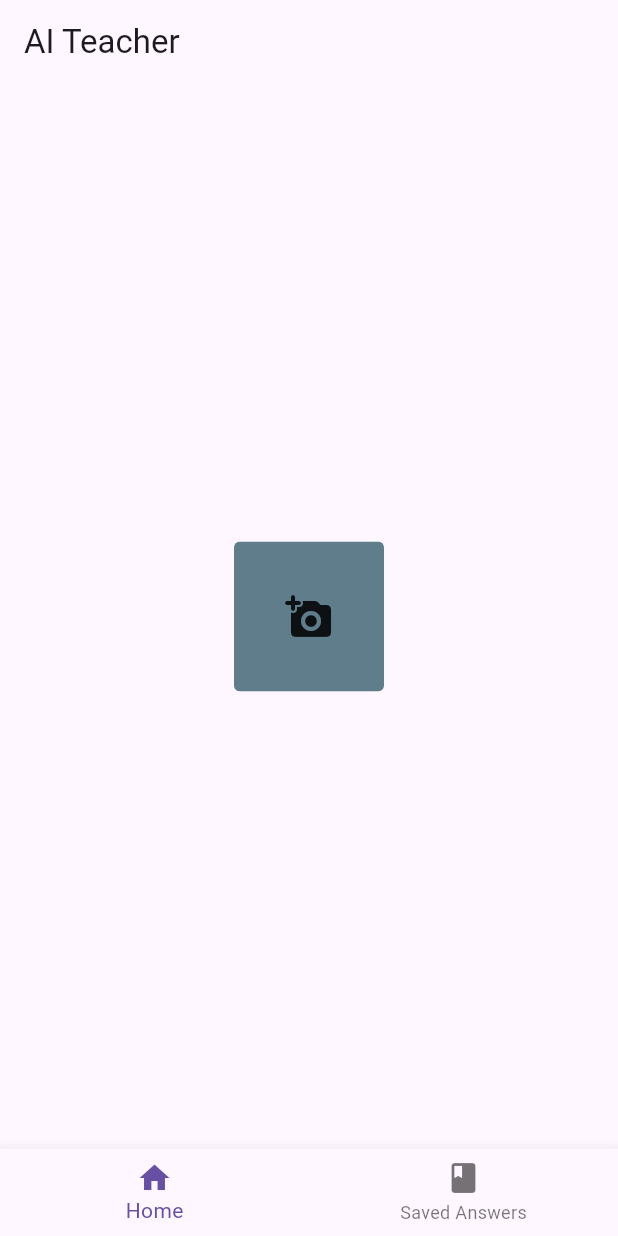
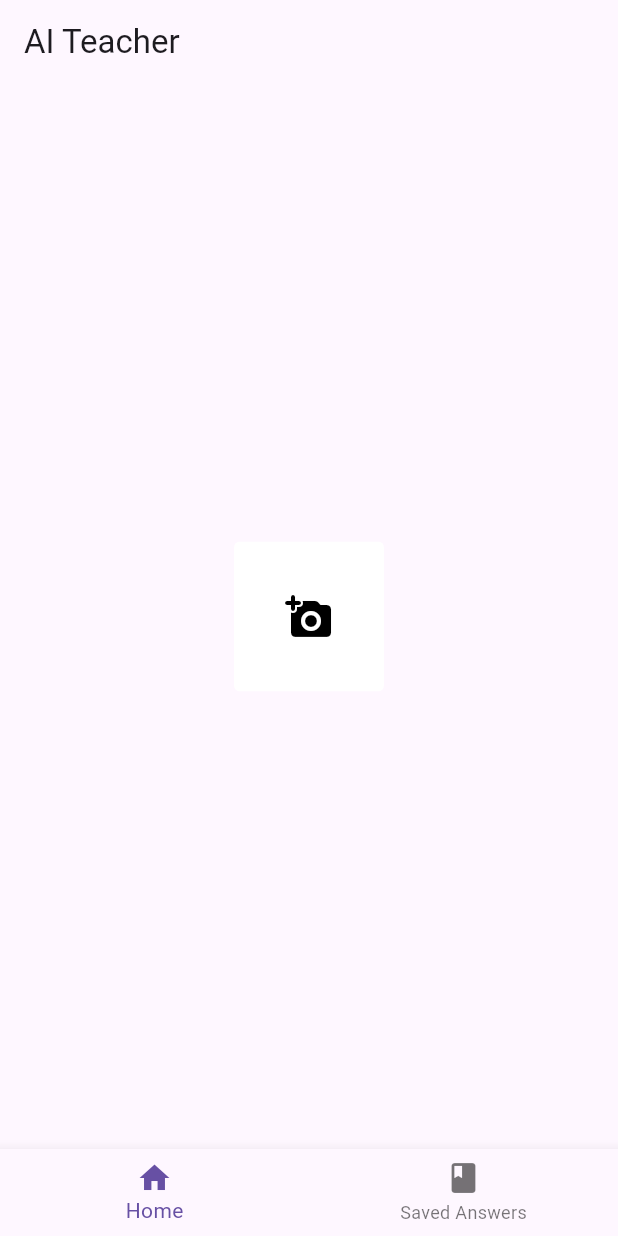
Before and after one commit to Ayush2006128/ai_teacher, a Flutter app: the screen it shows after launch, on a phone screen of 412 x 824 dp. Run offline on Flutter 3.47's test engine with Material 3 defaults, Android fonts, the phone set to English and light mode, and no system bars; our stand-ins replace camera, firebase_core, image_picker; accounts and stored records are empty.

Commit message:
image picker done

```diff
--- a/lib/widgets/add_image.dart
+++ b/lib/widgets/add_image.dart
@@ -20,12 +20,21 @@ class _AddImageState extends State<AddImage> {
   bool tapped = false;
   bool hovered = false;
 
-  Color get color {
+  Color get buttonColor {
     var state = (hovered, tapped);
     return switch (state) {
       (_, true) => Colors.black,
       (true, _) => Colors.grey,
       (_, _) => Colors.white,
+    };
+  }
+
+  Color get iconColor {
+    var state = (hovered, tapped);
+    return switch (state) {
+      (_, true) => Colors.white,
+      (true, _) => Colors.black,
+      (_, _) => Colors.black,
     };
   }
 
@@ -60,11 +69,14 @@ class _AddImageState extends State<AddImage> {
           child: ClipRRect(
             borderRadius: BorderRadius.circular(4),
             child: Container(
-              decoration: const BoxDecoration(color: Colors.blueGrey),
-              child: const Center(
+              decoration: BoxDecoration(
+                color: buttonColor,
+              ),
+              child: Center(
                 child: Icon(
                   Icons.add_a_photo_rounded,
                   size: 32,
+                  color: iconColor,
                 ),
               ),
             ),
--- a/pubspec.yaml
+++ b/pubspec.yaml
@@ -37,6 +37,8 @@ dependencies:
   cupertino_icons: ^1.0.6
   google_fonts: ^6.2.1
   firebase_core: ^3.1.1
+  image_picker: ^1.1.2
+  camera: ^0.11.0+1
 
 dev_dependencies:
   flutter_test:
```
Also changed, not shown: lib/pages/home_page.dart (+14 -2 lines), pubspec.lock, 5 other files.
